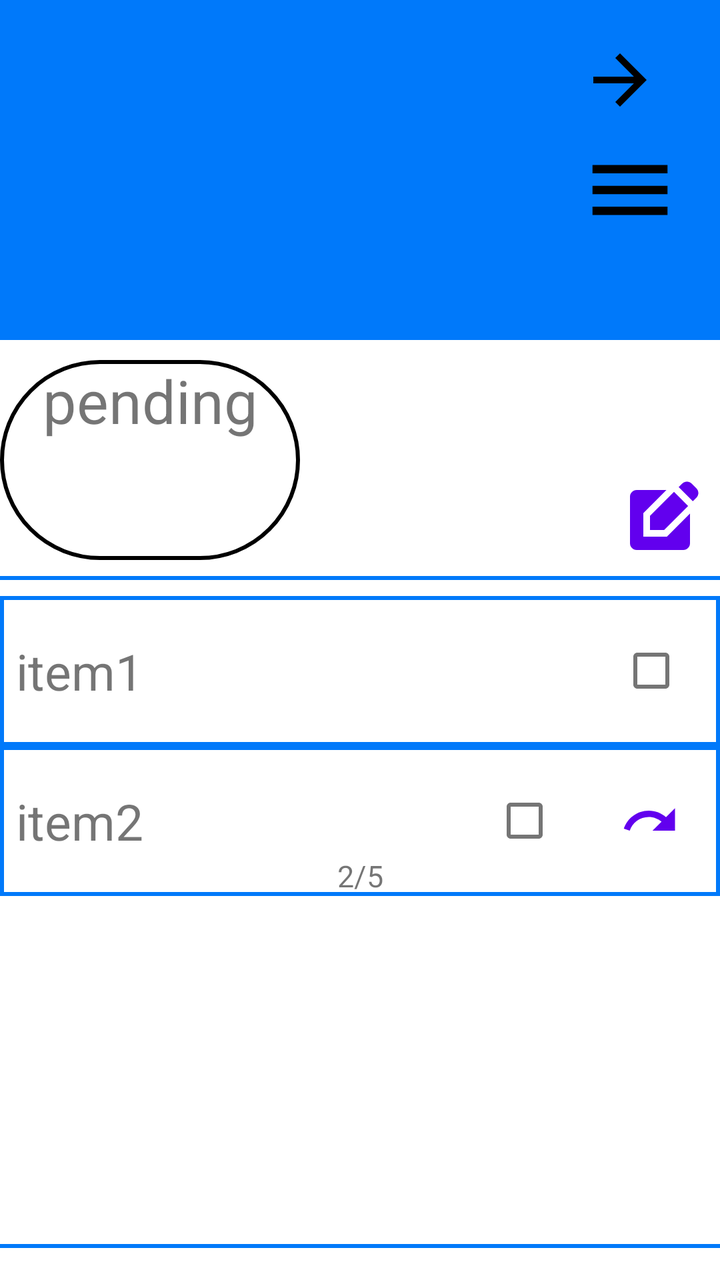
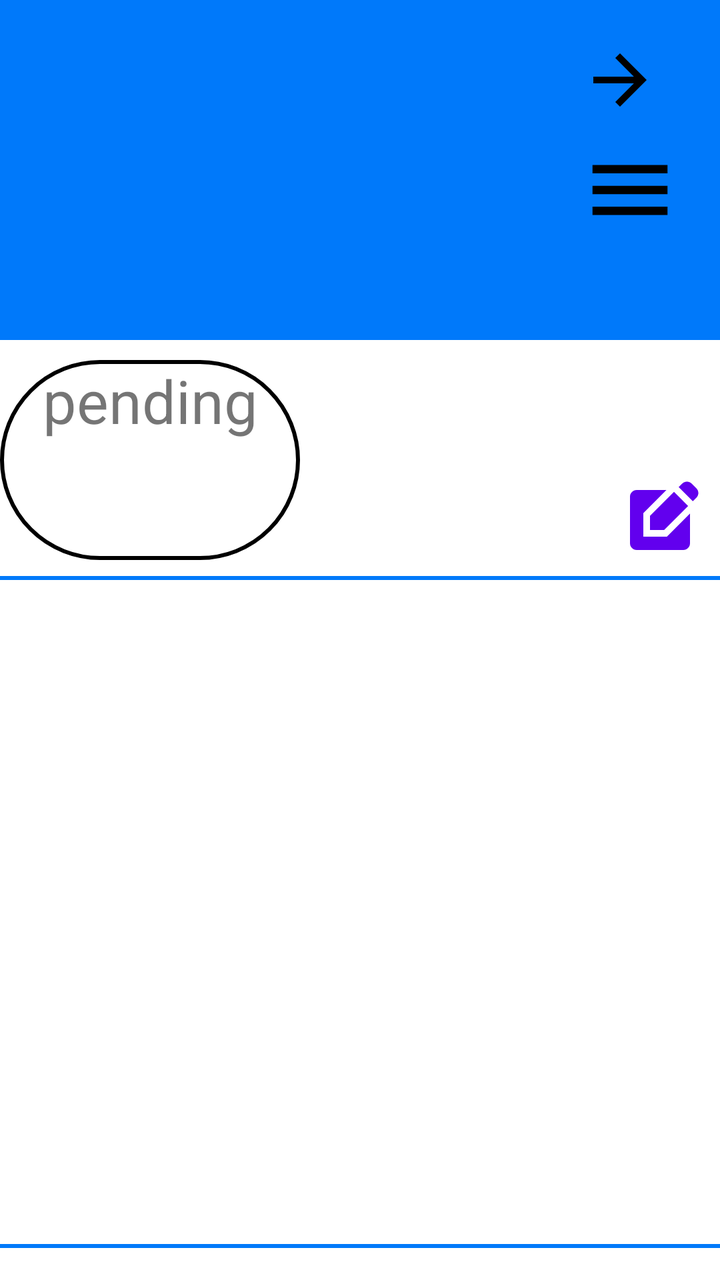

Before-and-after screenshots of an Android layout around one commit, followed by the original layout XML and the change that was made.
<!-- AndroidManifest.xml: application theme Theme.SmartCart.Light -->
<!-- res/layout/list_display.xml -->
<?xml version="1.0" encoding="utf-8"?>
<LinearLayout xmlns:android="http://schemas.android.com/apk/res/android"
    xmlns:app="http://schemas.android.com/apk/res-auto"
    android:orientation="vertical"
    android:layout_width="match_parent"
    android:layout_height="match_parent"
    android:gravity="">

    <FrameLayout
        android:layout_width="match_parent"
        android:layout_height="170dp">

        <View
            android:layout_width="match_parent"
            android:layout_height="170dp"
            android:background="@color/blue"
            />
        <LinearLayout
            android:layout_width="match_parent"
            android:layout_height="match_parent"
            android:orientation="horizontal"
            android:gravity="center_vertical">

            <com.google.android.material.textview.MaterialTextView
                android:id="@+id/listNameDisplay"
                android:layout_width="0dp"
                android:layout_height="match_parent"
                android:gravity="center"
                android:text=""
                android:textColor="@android:color/white"
                android:textSize="40sp"
                android:layout_weight="10"
                />
            <LinearLayout
                android:layout_width="wrap_content"
                android:layout_height="match_parent"
                android:orientation="vertical"
                android:layout_marginRight="20dp">

                <ImageButton
                    android:id="@+id/listDisplayToHomePage"
                    android:layout_width="40dp"
                    android:layout_height="40dp"
                    android:background="@drawable/baseline_arrow_back"
                    android:layout_marginTop="20dp"/>

                <ImageButton
                    android:id="@+id/listOptionsButton"
                    android:layout_width="50dp"
                    android:layout_height="50dp"
                    android:background="@drawable/baseline_menu"
                    android:backgroundTint="@color/black"
                    android:layout_marginTop="10dp"
                    />
            </LinearLayout>

        </LinearLayout>

    </FrameLayout>

    <FrameLayout
        android:layout_width="match_parent"
        android:layout_height="100dp"
        android:layout_marginTop="10dp">

        <com.google.android.material.textview.MaterialTextView
            android:layout_width="150dp"
            android:layout_height="100dp"
            android:background="@drawable/round_eges"
            android:text="pending\n"
            android:textAlignment="center"
            android:textSize="30sp"
            />

        <com.google.android.material.button.MaterialButton
            android:id="@+id/editListButton"
            android:layout_width="40dp"
            android:layout_height="40dp"
            android:layout_marginRight="10dp"
            android:layout_gravity="right|bottom"
            android:background="@drawable/baseline_edit_square"
            />
    </FrameLayout>

    <View
        android:layout_width="match_parent"
        android:layout_height="2dp"
        android:background="@color/blue"
        android:layout_marginVertical="8dp" />
    <ScrollView
        android:layout_width="match_parent"
        android:layout_height="316dp">

        <LinearLayout
            android:id="@+id/itemContainer"
            android:layout_width="match_parent"
            android:layout_height="wrap_content"
            android:orientation="vertical" >

            <LinearLayout
                android:layout_width="match_parent"
                android:layout_height="75dp"
                android:orientation="horizontal"
                android:background="@drawable/square">

                <FrameLayout
                    android:layout_width="wrap_content"
                    android:layout_height="match_parent"
                    android:layout_weight="10">

                    <com.google.android.material.button.MaterialButton
                        android:layout_width="match_parent"
                        android:layout_height="match_parent"
                        android:background="@color/clear"/>

                    <TextView
                        android:layout_width="wrap_content"
                        android:layout_height="wrap_content"
                        android:text="item1"
                        android:textSize="25sp"
                        android:paddingStart="8dp"
                        android:layout_gravity="left|center_vertical"/>
                </FrameLayout>
                    <CheckBox
                        android:layout_width="wrap_content"
                        android:layout_height="match_parent"
                        android:layout_weight="1"/>
            </LinearLayout>

            <LinearLayout
                android:layout_width="match_parent"
                android:layout_height="75dp"
                android:orientation="horizontal"
                android:background="@drawable/square">

                <FrameLayout
                    android:layout_width="match_parent"
                    android:layout_height="match_parent">

                    <TextView
                        android:layout_width="200dp"
                        android:layout_height="wrap_content"
                        android:layout_marginLeft="8dp"
                        android:text="item2"
                        android:textSize="25sp"
                        android:layout_gravity="left|center_vertical"/>

                    <TextView
                        android:layout_width="50dp"
                        android:layout_height="wrap_content"
                        android:layout_gravity="bottom|center_horizontal"
                        android:textSize="15sp"
                        android:textAlignment="center"
                        android:text="2/5"/>

                    <com.google.android.material.button.MaterialButton
                        android:layout_width="30dp"
                        android:layout_height="30dp"
                        android:layout_gravity="right|center_vertical"
                        android:layout_marginRight="20dp"
                        android:background="@drawable/baseline_undo"/>
                    <CheckBox
                        android:layout_width="75dp"
                        android:layout_height="match_parent"
                        android:layout_gravity="right|center_vertical"
                        android:layout_marginRight="60dp"/>
                </FrameLayout>
            </LinearLayout>

        </LinearLayout>
    </ScrollView>

    <View
        android:layout_width="match_parent"
        android:layout_height="2dp"
        android:background="@color/blue"
        android:layout_marginVertical="8dp" />

    <FrameLayout
        android:layout_width="match_parent"
        android:layout_height="100dp">


        <ImageButton
            android:id="@+id/barcodeButton"
            android:layout_width="100dp"
            android:layout_height="100dp"
            android:background="@android:color/transparent"
            android:src="@drawable/barcode_icon"
            android:layout_gravity="left"
            android:layout_marginLeft="20dp"
            android:scaleType="fitCenter"/>

        <ImageButton
            android:id="@+id/addItemButton"
            android:layout_width="100dp"
            android:layout_height="100dp"
            android:layout_gravity="right"
            android:layout_marginRight="20dp"
            android:background="@android:color/transparent"
            android:scaleType="fitCenter"
            android:src="@drawable/baseline_add_circle_outline" />
    </FrameLayout>


</LinearLayout>
<!-- resources referenced by this layout -->
<resources>
  <color name="black">#FF000000</color>
  <color name="blue">#0079FA</color>
  <color name="clear">#00000000</color>
  <!-- drawable baseline_add_circle_outline (drawable) -->
  <vector xmlns:android="http://schemas.android.com/apk/res/android" android:height="24dp" android:tint="#000000" android:viewportHeight="24" android:viewportWidth="24" android:width="24dp">
        
      <path android:fillColor="@android:color/white" android:pathData="M13,7h-2v4L7,11v2h4v4h2v-4h4v-2h-4L13,7zM12,2C6.48,2 2,6.48 2,12s4.48,10 10,10 10,-4.48 10,-10S17.52,2 12,2zM12,20c-4.41,0 -8,-3.59 -8,-8s3.59,-8 8,-8 8,3.59 8,8 -3.59,8 -8,8z"/>
      
  </vector>
  <!-- drawable baseline_arrow_back (drawable) -->
  <vector xmlns:android="http://schemas.android.com/apk/res/android" android:autoMirrored="true" android:height="24dp" android:tint="#000000" android:viewportHeight="24" android:viewportWidth="24" android:width="24dp">
        
      <path android:fillColor="@android:color/white" android:pathData="M12,4l-1.41,1.41L16.17,11H4v2h12.17l-5.58,5.59L12,20l8,-8z"/>
      
  </vector>
  <!-- drawable baseline_edit_square (drawable) -->
  <vector xmlns:android="http://schemas.android.com/apk/res/android" android:height="24dp" android:tint="#000000" android:viewportHeight="24" android:viewportWidth="24" android:width="24dp">
        
      <path android:fillColor="@android:color/white" android:pathData="M7,17V9.93L13.93,3l0,0H5C3.9,3 3,3.9 3,5v14c0,1.1 0.9,2 2,2h14c1.1,0 2,-0.9 2,-2v-8.93L14.07,17H7z"/>
        
      <path android:fillColor="@android:color/white" android:pathData="M9,15l4.24,0l7.2,-7.2l-4.24,-4.24l-7.2,7.2z"/>
        
      <path android:fillColor="@android:color/white" android:pathData="M22.91,2.49l-1.41,-1.41c-0.78,-0.78 -2.05,-0.78 -2.83,0l-1.06,1.06l4.24,4.24l1.06,-1.06C23.7,4.54 23.7,3.27 22.91,2.49z"/>
      
  </vector>
  <!-- drawable baseline_menu (drawable) -->
  <vector xmlns:android="http://schemas.android.com/apk/res/android" android:height="24dp" android:tint="#000000" android:viewportHeight="24" android:viewportWidth="24" android:width="24dp">
        
      <path android:fillColor="@android:color/white" android:pathData="M3,18h18v-2L3,16v2zM3,13h18v-2L3,11v2zM3,6v2h18L21,6L3,6z"/>
      
  </vector>
  <!-- drawable baseline_undo (drawable) -->
  <vector xmlns:android="http://schemas.android.com/apk/res/android" android:autoMirrored="true" android:height="24dp" android:tint="#000000" android:viewportHeight="24" android:viewportWidth="24" android:width="24dp">
  
  
      <group
          android:scaleX="-1"
          android:pivotX="12"
          android:name="XmirrorGroup"
          >
          <path android:fillColor="@android:color/white" android:pathData="M12.5,8c-2.65,0 -5.05,0.99 -6.9,2.6L2,7v9h9l-3.62,-3.62c1.39,-1.16 3.16,-1.88 5.12,-1.88 3.54,0 6.55,2.31 7.6,5.5l2.37,-0.78C21.08,11.03 17.15,8 12.5,8z"/>
  
      </group>
  
  </vector>
  <!-- drawable round_eges (drawable) -->
  <?xml version="1.0" encoding="utf-8"?>
  <shape xmlns:android="http://schemas.android.com/apk/res/android" android:shape="rectangle">
      <corners android:radius="50dp"/>
      <stroke
          android:width="2dp"
          android:color="@color/black" />
  </shape>
  <!-- drawable square (drawable) -->
  <?xml version="1.0" encoding="utf-8"?>
  <shape xmlns:android="http://schemas.android.com/apk/res/android" android:shape="rectangle">
      <corners android:radius="0dp"/>
      <stroke
          android:width="2dp"
          android:color="@color/blue"
          />
  </shape>
  <style name="Theme.SmartCart.Light" parent="Theme.MaterialComponents.Light.NoActionBar">
          <item name="android:windowBackground">@android:color/white</item>
      </style>
  <!-- unchanged entries left out for length: 1 -->
</resources>

<!-- the commit's change to res/layout/list_display.xml (unified diff, before → after) -->
@@ -87,88 +87,12 @@
         android:layout_height="2dp"
         android:background="@color/blue"
         android:layout_marginVertical="8dp" />
-    <ScrollView
+
+    <androidx.recyclerview.widget.RecyclerView
+        android:id="@+id/itemRecyclerView"
         android:layout_width="match_parent"
-        android:layout_height="316dp">
-
-        <LinearLayout
-            android:id="@+id/itemContainer"
-            android:layout_width="match_parent"
-            android:layout_height="wrap_content"
-            android:orientation="vertical" >
-
-            <LinearLayout
-                android:layout_width="match_parent"
-                android:layout_height="75dp"
-                android:orientation="horizontal"
-                android:background="@drawable/square">
-
-                <FrameLayout
-                    android:layout_width="wrap_content"
-                    android:layout_height="match_parent"
-                    android:layout_weight="10">
-
-                    <com.google.android.material.button.MaterialButton
-                        android:layout_width="match_parent"
-                        android:layout_height="match_parent"
-                        android:background="@color/clear"/>
-
-                    <TextView
-                        android:layout_width="wrap_content"
-                        android:layout_height="wrap_content"
-                        android:text="item1"
-                        android:textSize="25sp"
-                        android:paddingStart="8dp"
-                        android:layout_gravity="left|center_vertical"/>
-                </FrameLayout>
-                    <CheckBox
-                        android:layout_width="wrap_content"
-                        android:layout_height="match_parent"
-                        android:layout_weight="1"/>
-            </LinearLayout>
-
-            <LinearLayout
-                android:layout_width="match_parent"
-                android:layout_height="75dp"
-                android:orientation="horizontal"
-                android:background="@drawable/square">
-
-                <FrameLayout
-                    android:layout_width="match_parent"
-                    android:layout_height="match_parent">
-
-                    <TextView
-                        android:layout_width="200dp"
-                        android:layout_height="wrap_content"
-                        android:layout_marginLeft="8dp"
-                        android:text="item2"
-                        android:textSize="25sp"
-                        android:layout_gravity="left|center_vertical"/>
-
-                    <TextView
-                        android:layout_width="50dp"
-                        android:layout_height="wrap_content"
-                        android:layout_gravity="bottom|center_horizontal"
-                        android:textSize="15sp"
-                        android:textAlignment="center"
-                        android:text="2/5"/>
-
-                    <com.google.android.material.button.MaterialButton
-                        android:layout_width="30dp"
-                        android:layout_height="30dp"
-                        android:layout_gravity="right|center_vertical"
-                        android:layout_marginRight="20dp"
-                        android:background="@drawable/baseline_undo"/>
-                    <CheckBox
-                        android:layout_width="75dp"
-                        android:layout_height="match_parent"
-                        android:layout_gravity="right|center_vertical"
-                        android:layout_marginRight="60dp"/>
-                </FrameLayout>
-            </LinearLayout>
-
-        </LinearLayout>
-    </ScrollView>
+        android:layout_height="316dp"
+        />
 
     <View
         android:layout_width="match_parent"
<!-- resource entries referenced after the edit -->
@@ -2,7 +2,6 @@
 <resources>
   <color name="black">#FF000000</color>
   <color name="blue">#0079FA</color>
-  <color name="clear">#00000000</color>
   <!-- drawable baseline_add_circle_outline (drawable) -->
   <vector xmlns:android="http://schemas.android.com/apk/res/android" android:height="24dp" android:tint="#000000" android:viewportHeight="24" android:viewportWidth="24" android:width="24dp">
         
@@ -31,20 +30,6 @@
       <path android:fillColor="@android:color/white" android:pathData="M3,18h18v-2L3,16v2zM3,13h18v-2L3,11v2zM3,6v2h18L21,6L3,6z"/>
       
   </vector>
-  <!-- drawable baseline_undo (drawable) -->
-  <vector xmlns:android="http://schemas.android.com/apk/res/android" android:autoMirrored="true" android:height="24dp" android:tint="#000000" android:viewportHeight="24" android:viewportWidth="24" android:width="24dp">
-  
-  
-      <group
-          android:scaleX="-1"
-          android:pivotX="12"
-          android:name="XmirrorGroup"
-          >
-          <path android:fillColor="@android:color/white" android:pathData="M12.5,8c-2.65,0 -5.05,0.99 -6.9,2.6L2,7v9h9l-3.62,-3.62c1.39,-1.16 3.16,-1.88 5.12,-1.88 3.54,0 6.55,2.31 7.6,5.5l2.37,-0.78C21.08,11.03 17.15,8 12.5,8z"/>
-  
-      </group>
-  
-  </vector>
   <!-- drawable round_eges (drawable) -->
   <?xml version="1.0" encoding="utf-8"?>
   <shape xmlns:android="http://schemas.android.com/apk/res/android" android:shape="rectangle">
@@ -53,15 +38,6 @@
           android:width="2dp"
           android:color="@color/black" />
   </shape>
-  <!-- drawable square (drawable) -->
-  <?xml version="1.0" encoding="utf-8"?>
-  <shape xmlns:android="http://schemas.android.com/apk/res/android" android:shape="rectangle">
-      <corners android:radius="0dp"/>
-      <stroke
-          android:width="2dp"
-          android:color="@color/blue"
-          />
-  </shape>
   <style name="Theme.SmartCart.Light" parent="Theme.MaterialComponents.Light.NoActionBar">
           <item name="android:windowBackground">@android:color/white</item>
       </style>
